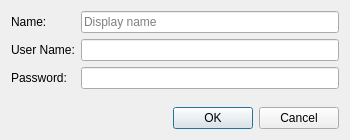
Qt form source/client/desktop/credentials/credential_dialog.ui (dchapyshev/aspia) before a commit.
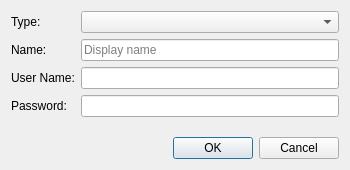
The same form after that commit. Custom widgets are drawn as their Qt base class.

Patch:
```diff
--- a/source/client/desktop/credentials/credential_dialog.ui
+++ b/source/client/desktop/credentials/credential_dialog.ui
@@ -7,7 +7,7 @@
     <x>0</x>
     <y>0</y>
     <width>350</width>
-    <height>140</height>
+    <height>170</height>
    </rect>
   </property>
   <property name="windowTitle">
@@ -20,37 +20,47 @@
    <item>
     <layout class="QGridLayout" name="gridLayout">
      <item row="0" column="0">
+      <widget class="QLabel" name="label_type">
+       <property name="text">
+        <string>Type:</string>
+       </property>
+      </widget>
+     </item>
+     <item row="0" column="1">
+      <widget class="QComboBox" name="combo_type"/>
+     </item>
+     <item row="1" column="0">
       <widget class="QLabel" name="label_name">
        <property name="text">
         <string>Name:</string>
        </property>
       </widget>
      </item>
-     <item row="0" column="1">
+     <item row="1" column="1">
       <widget class="QLineEdit" name="edit_name">
        <property name="placeholderText">
         <string>Display name</string>
        </property>
       </widget>
      </item>
-     <item row="1" column="0">
+     <item row="2" column="0">
       <widget class="QLabel" name="label_username">
        <property name="text">
         <string>User Name:</string>
        </property>
       </widget>
      </item>
-     <item row="1" column="1">
+     <item row="2" column="1">
       <widget class="QLineEdit" name="edit_username"/>
      </item>
-     <item row="2" column="0">
+     <item row="3" column="0">
       <widget class="QLabel" name="label_password">
        <property name="text">
         <string>Password:</string>
        </property>
       </widget>
      </item>
-     <item row="2" column="1">
+     <item row="3" column="1">
       <widget class="PasswordEdit" name="edit_password"/>
      </item>
     </layout>
```
